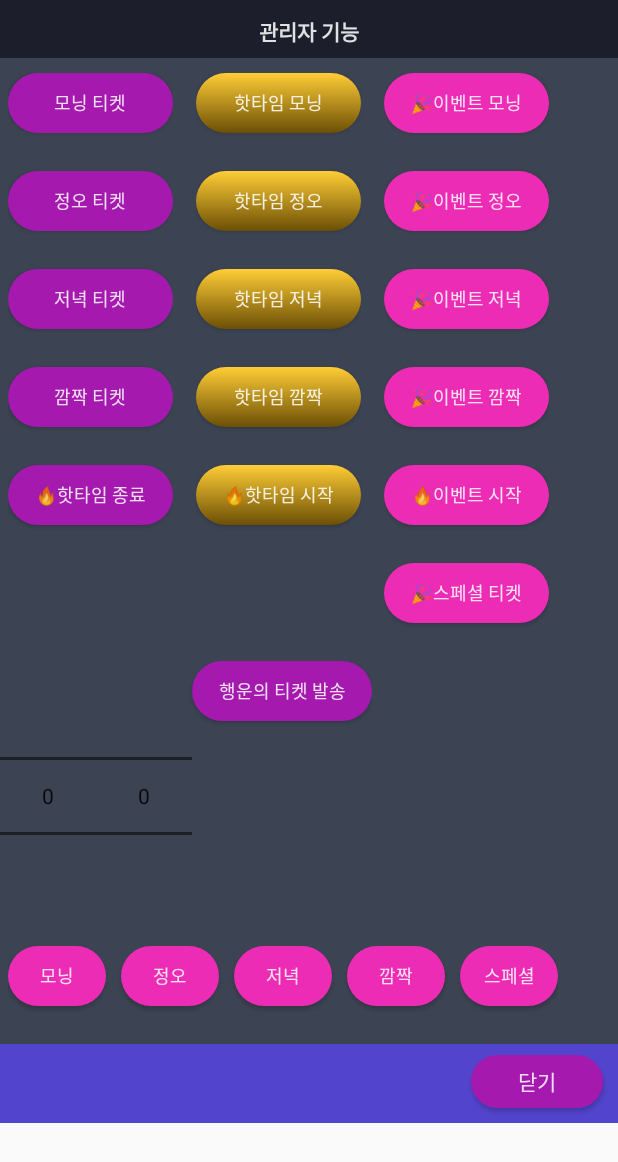
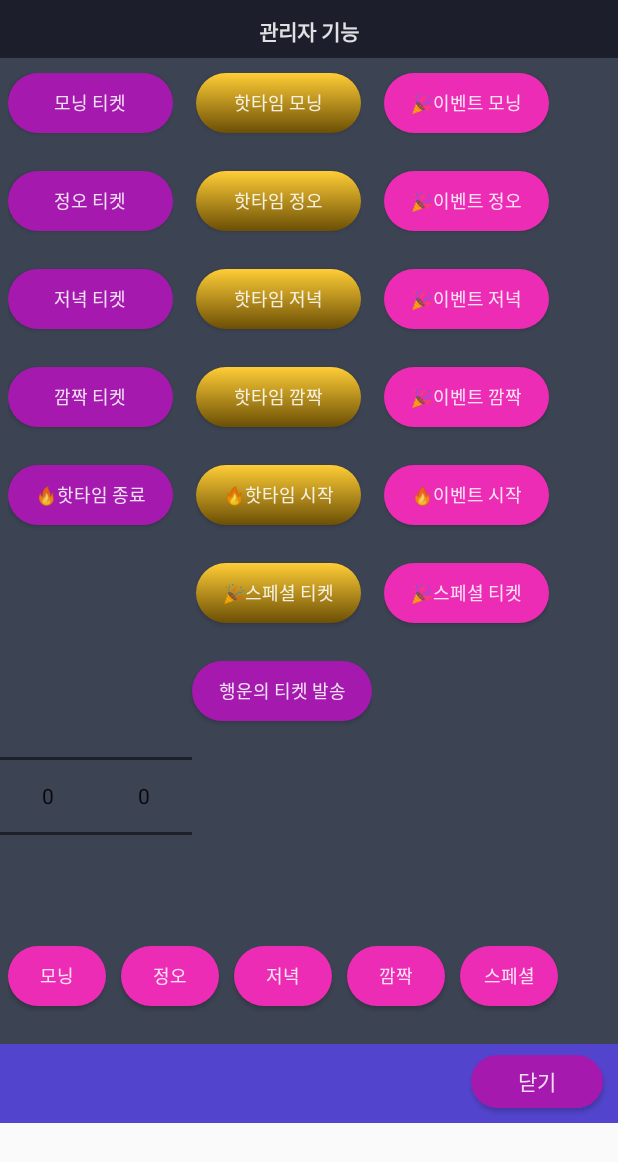
Before and after one commit to ados397/MsTrotRematch2, an Android app: the layout admin_dialog.xml on its own in the app's theme, with its tools: preview values and no code run, on a phone screen of 412 x 824 dp. Shown: the top 1162 px of the screen. Run offline under Robolectric (Android 15) with nearby library versions, the phone set to English and light mode, and no system bars.

Commit message:
시즌6 업데이트 개발 완료

```diff
--- a/app/build.gradle
+++ b/app/build.gradle
@@ -16,8 +16,8 @@ android {
         minSdkVersion 21
         targetSdkVersion 30
         multiDexEnabled true
-        versionCode 18
-        versionName "1.18"
+        versionCode 19
+        versionName "1.19"
 
         testInstrumentationRunner "androidx.test.runner.AndroidJUnitRunner"
     }
--- a/app/src/main/java/com/ados/mstrotrematch2/HallOfFameActivity.kt
+++ b/app/src/main/java/com/ados/mstrotrematch2/HallOfFameActivity.kt
@@ -104,7 +104,7 @@ class HallOfFameActivity : AppCompatActivity(), OnRankItemClickListener, OnCheer
             seasonDTO = documentSnapshot?.toObject(SeasonDTO::class.java)
 
             // 시즌 변경 작업
-            //seasonDTO?.seasonNum = 5
+            //seasonDTO?.seasonNum = 6
 
             selectedSeason = "season_${seasonDTO?.seasonNum!!.minus(1)}"
 
@@ -364,7 +364,7 @@ class HallOfFameActivity : AppCompatActivity(), OnRankItemClickListener, OnCheer
         /*firestore?.collection("people")?.get()?.addOnSuccessListener { result ->
             for (document in result) {
                 var person = document.toObject(RankDTO::class.java)!!
-                firestore?.collection("season_result")?.document("season_4")?.collection("vote")?.document(person.docname!!)?.set(person)
+                firestore?.collection("season_result")?.document("season_5")?.collection("vote")?.document(person.docname!!)?.set(person)
             }
         }
             ?.addOnFailureListener { exception ->
@@ -375,7 +375,7 @@ class HallOfFameActivity : AppCompatActivity(), OnRankItemClickListener, OnCheer
         /*firestore?.collection("people_cheering")?.get()?.addOnSuccessListener { result ->
             for (document in result) {
                 var person = document.toObject(RankDTO::class.java)!!
-                firestore?.collection("season_result")?.document("season_4")?.collection("cheering")?.document(person.docname!!)?.set(person)
+                firestore?.collection("season_result")?.document("season_5")?.collection("cheering")?.document(person.docname!!)?.set(person)
             }
         }
             ?.addOnFailureListener { exception ->
--- a/app/src/main/java/com/ados/mstrotrematch2/dialog/BoardDialog.kt
+++ b/app/src/main/java/com/ados/mstrotrematch2/dialog/BoardDialog.kt
@@ -44,7 +44,7 @@ class BoardDialog(context: Context, val item: BoardDTO, val parentActivity: Acti
             var seasonDTO = documentSnapshot?.toObject(SeasonDTO::class.java)
 
             // 시즌 변경 작업
-            //seasonDTO?.seasonNum = 5
+            //seasonDTO?.seasonNum = 6
             if (seasonDTO?.seasonNum == 5) {
                 cheeringboardCollectionName = "cheeringboard_s5"
             }
--- a/app/src/main/java/com/ados/mstrotrematch2/dialog/BoardWriteDialog.kt
+++ b/app/src/main/java/com/ados/mstrotrematch2/dialog/BoardWriteDialog.kt
@@ -40,7 +40,7 @@ class BoardWriteDialog(context: Context) : Dialog(context), View.OnClickListener
             var seasonDTO = documentSnapshot?.toObject(SeasonDTO::class.java)
 
             // 시즌 변경 작업
-            //seasonDTO?.seasonNum = 5
+            //seasonDTO?.seasonNum = 6
             if (seasonDTO?.seasonNum == 5) {
                 cheeringboardCollectionName = "cheeringboard_s5"
             }
--- a/app/src/main/java/com/ados/mstrotrematch2/page/FragmentPageCheering.kt
+++ b/app/src/main/java/com/ados/mstrotrematch2/page/FragmentPageCheering.kt
@@ -95,7 +95,7 @@ class FragmentPageCheering : Fragment(), OnCheeringItemClickListener {
             peopleCollectionName = "people_cheering"
 
             // 시즌 변경 작업
-            //seasonDTO?.seasonNum = 5
+            //seasonDTO?.seasonNum = 6
             var rank_background_img = R.drawable.spotlight_s6_cheering
             var season_logo_img = R.drawable.season6_logo
             if (seasonDTO?.seasonNum == 5) {
--- a/app/src/main/java/com/ados/mstrotrematch2/page/FragmentPageRank.kt
+++ b/app/src/main/java/com/ados/mstrotrematch2/page/FragmentPageRank.kt
@@ -296,7 +296,7 @@ class FragmentPageRank : Fragment(), OnRankItemClickListener {
             var seasonDTO = documentSnapshot?.toObject(SeasonDTO::class.java)
 
             // 시즌 변경 작업
-            //seasonDTO?.seasonNum = 5
+            //seasonDTO?.seasonNum = 6
             //text_season_end_date.visibility = View.GONE
             //button_refresh.visibility = View.GONE
             var rank_background_img = R.drawable.spotlight_s6_main
--- a/app/src/main/res/layout/admin_dialog.xml
+++ b/app/src/main/res/layout/admin_dialog.xml
@@ -126,6 +126,15 @@
             <Button
                 android:id="@+id/button_hottime_start"
                 android:text="🔥핫타임 시작"
+                android:textColor="#ddffffff"
+                android:textSize="12sp"
+                android:background="@drawable/btn_round3"
+                android:layout_marginBottom="25dp"
+                android:layout_width="110dp"
+                android:layout_height="40dp"/>
+            <Button
+                android:id="@+id/button_hottime_special"
+                android:text="🎉스페셜 티켓"
                 android:textColor="#ddffffff"
                 android:textSize="12sp"
                 android:background="@drawable/btn_round3"
```
Also changed, not shown: app/src/main/java/com/ados/mstrotrematch2/dialog/AdminDialog.kt (+67 -12 lines), app/src/main/res/drawable/profile113.jpg, app/src/main/res/drawable/profile114.jpg, app/src/main/res/drawable/profile115.jpg, app/src/main/res/drawable/profile116.jpg, app/src/main/res/drawable/profile117.jpg, 5 other files.
